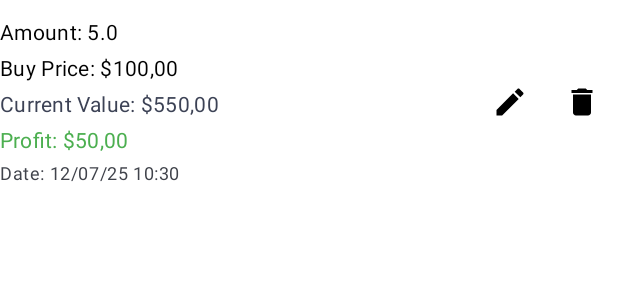
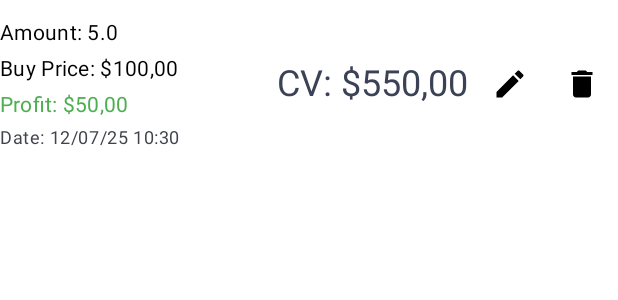
Before and after one commit to emildoychev/stocks-widget, an Android app built with Jetpack Compose: the @Preview function TransactionItemPreviewDollarProfit, on a phone screen of 412 x 824 dp. Shown: the top 300 px of the screen. Run offline under Robolectric (Android 15) with nearby library versions, the phone set to English and light mode, and no system bars; our stand-ins replace Room's generated code.

Commit message:
Current value big

```diff
--- a/app/src/main/java/com/example/stockswidget/MainActivity.kt
+++ b/app/src/main/java/com/example/stockswidget/MainActivity.kt
@@ -2,6 +2,7 @@ package com.example.stockswidget
 
 import android.os.Bundle
 import android.util.Log
+// import android.widget.Toast // No longer needed directly in VusaScreen
 import androidx.activity.ComponentActivity
 import androidx.activity.compose.setContent
 import androidx.activity.enableEdgeToEdge
@@ -15,7 +16,7 @@ import androidx.compose.foundation.lazy.items
 import androidx.compose.foundation.text.KeyboardOptions
 import androidx.compose.material.icons.Icons
 import androidx.compose.material.icons.filled.Clear
-import androidx.compose.material.icons.filled.DateRange
+import androidx.compose.material.icons.filled.DateRange // Added import
 import androidx.compose.material.icons.filled.Delete
 import androidx.compose.material.icons.filled.Edit
 import androidx.compose.material3.*
@@ -24,9 +25,12 @@ import androidx.compose.runtime.getValue
 import androidx.compose.runtime.setValue
 import androidx.compose.ui.Alignment
 import androidx.compose.ui.Modifier
-import androidx.compose.ui.graphics.Color
+import androidx.compose.ui.graphics.Color // Added import
 import androidx.compose.ui.input.pointer.pointerInput
+import androidx.compose.ui.platform.LocalContext
 import androidx.compose.ui.platform.LocalFocusManager
+// import androidx.compose.ui.res.painterResource // No longer needed if not using R.drawable.ic_clear
+// import com.example.stockswidget.R // No longer needed if not using R.drawable.ic_clear
 import androidx.compose.ui.text.input.KeyboardType
 import androidx.compose.ui.tooling.preview.Preview
 import androidx.compose.ui.unit.dp
@@ -40,6 +44,7 @@ import kotlinx.coroutines.CoroutineScope
 import kotlinx.coroutines.Dispatchers
 import kotlinx.coroutines.flow.Flow
 import kotlinx.coroutines.flow.MutableStateFlow
+import kotlinx.coroutines.flow.flowOf
 import kotlinx.coroutines.launch
 import kotlinx.coroutines.withContext
 import org.json.JSONObject
@@ -165,7 +170,6 @@ suspend fun fetchVusaPriceData(): VusaData {
                 val closePrice = jsonObject.optDouble("close", Double.NaN)
                 val lastBarUpdateTime = jsonObject.optLong("last_bar_update_time", -1L)
 
-                // For rawClosePrice, we just need the double value.
                 val formattedPriceDisplay = if (closePrice.isNaN()) "N/A" else "€${String.format(Locale.GERMANY, "%.2f", closePrice)}"
                 val rawPrice = if (closePrice.isNaN()) 0.0 else closePrice
 
@@ -422,6 +426,8 @@ fun VusaScreen(
                                 currency = selectedCurrency // Pass selected currency
                             )
                             amountInput = ""; priceInput = "" // Clear inputs
+                            // selectedBuyDateMillis = System.currentTimeMillis() // Optionally reset date
+                            // selectedCurrency = "€" // Optionally reset currency
                             coroutineScope.launch {
                                 snackbarHostState.showSnackbar(
                                     message = "Transaction Saved!",
@@ -466,7 +472,7 @@ fun VusaScreen(
                 }
 
             } else { // Fallback if vusaData is null and not loading (e.g. initial state before fetch)
-                Text("Tap '''Refresh Data''' to load market information.")
+                Text("Tap 'Refresh Data' to load market information.")
                 Spacer(modifier = Modifier.height(16.dp))
                 Button(onClick = {
                     focusManager.clearFocus()
@@ -576,10 +582,14 @@ fun TransactionItem(
         modifier = Modifier
             .padding(vertical = 12.dp) // Increased padding for better spacing
             .fillMaxWidth(),
-        horizontalArrangement = Arrangement.SpaceBetween,
+        horizontalArrangement = Arrangement.SpaceBetween, // This will space out the three main children
         verticalAlignment = Alignment.CenterVertically
     ) {
-        Column(modifier = Modifier.weight(1f), verticalArrangement = Arrangement.spacedBy(4.dp)) {
+        // Child 1: Column for Amount, Buy Price, Profit/Loss, Date
+        Column(
+            modifier = Modifier.weight(1f), // Takes up available space on the left
+            verticalArrangement = Arrangement.spacedBy(4.dp)
+        ) {
             Text(
                 "Amount: ${transaction.amount}",
                 style = MaterialTheme.typography.bodyMedium
@@ -590,23 +600,15 @@ fun TransactionItem(
             )
 
             currentMarketPrice?.let { marketPrice ->
-                // #3 Current Value
-                val currentValue = transaction.amount * marketPrice
-                Text(
-                    "Current Value: ${formatCurrency(currentValue, transaction.currency)}", // #2 Use currency
-                    style = MaterialTheme.typography.bodyMedium,
-                    color = MaterialTheme.colorScheme.secondary
-                )
-
-                // #4 Profit/Loss
+                // Profit/Loss calculation remains here
                 val totalBuyValue = transaction.amount * transaction.buyPrice
+                val currentValue = transaction.amount * marketPrice // Still need this for P/L
                 val profitOrLoss = currentValue - totalBuyValue
                 val profitLossText = formatCurrency(profitOrLoss, transaction.currency)
-
                 val profitLossColor = when {
                     profitOrLoss > 0 -> Color(0xFF4CAF50) // Green
                     profitOrLoss < 0 -> Color(0xFFF44336) // Red
-                    else -> MaterialTheme.colorScheme.onSurface // Default color for zero
+                    else -> MaterialTheme.colorScheme.onSurface
                 }
                 Text(
                     text = when {
@@ -624,6 +626,19 @@ fun TransactionItem(
                 color = MaterialTheme.colorScheme.onSurfaceVariant
             )
         }
+
+        // Child 2: Current Value Text (Large and to the right of the first column)
+        currentMarketPrice?.let { marketPrice ->
+            val currentValue = transaction.amount * marketPrice
+            Text(
+                text = "CV: ${formatCurrency(currentValue, transaction.currency)}", // Changed label to "CV: " for brevity
+                style = MaterialTheme.typography.headlineSmall, // Larger text style
+                color = MaterialTheme.colorScheme.secondary,
+                modifier = Modifier.padding(horizontal = 4.dp) // Add some horizontal padding
+            )
+        }
+
+        // Child 3: Row for Edit/Delete buttons (far right)
         Row(verticalAlignment = Alignment.CenterVertically) {
             IconButton(onClick = { onEditClick(transaction) }) {
                 Icon(Icons.Filled.Edit, contentDescription = "Edit Transaction")
@@ -645,7 +660,7 @@ fun DeleteConfirmationDialog(
     AlertDialog(
         onDismissRequest = onDismiss,
         title = { Text("Confirm Deletion") },
-        text = { Text("Are you sure you want to delete this transaction?\nAmount: ${transaction.amount}, Price: ${formatCurrency(transaction.buyPrice, transaction.currency)}") },
+        text = { Text("Are you sure you want to delete this transaction? Amount: ${transaction.amount}, Price: ${formatCurrency(transaction.buyPrice, transaction.currency)}") }, // NEVER CHANGE THIS LINE OF CODE!
         confirmButton = {
             Button(
                 onClick = onConfirmDelete,
```
